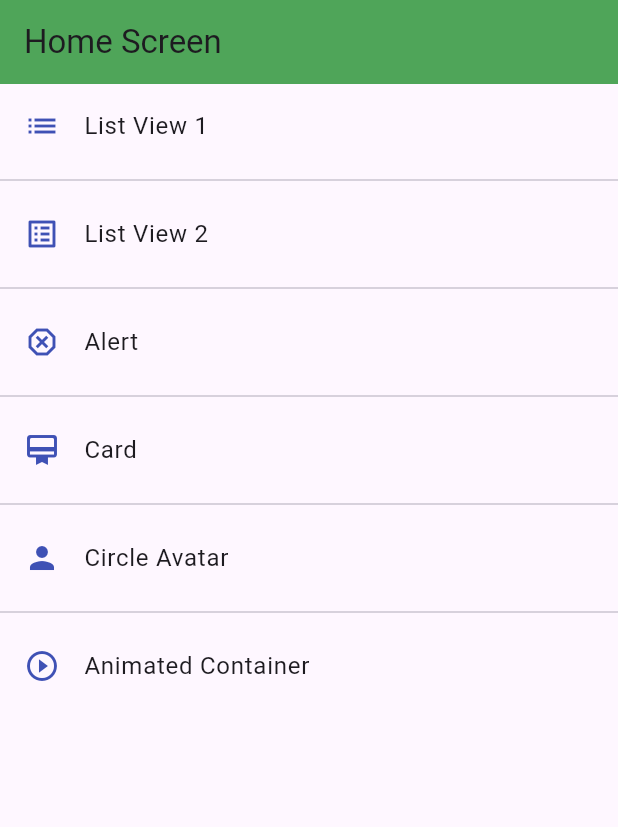
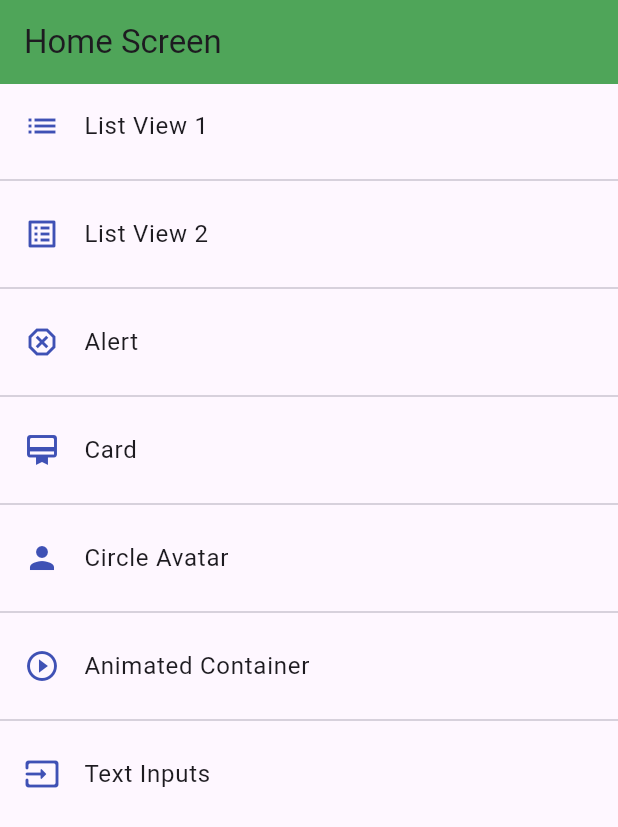
Before and after one commit to luisbenjaminhortalopez/FlutterComponentsApp, a Flutter app: the screen it shows after launch, on a phone screen of 412 x 824 dp. Shown: the top 827 px of the screen. Run offline on Flutter 3.47's test engine with Material 3 defaults, Android fonts, the phone set to English and light mode, and no system bars.

Commit message:
Se crearon los inputs para un formulario asi como un widget separado para optimizar codigo

```diff
--- a/lib/router/app_routes.dart
+++ b/lib/router/app_routes.dart
@@ -38,6 +38,11 @@ class AppRoutes {
         icon: Icons.play_circle_outline,
         name: 'Animated Container',
         screen: const AnimatedScreen()),
+         MenuOption(
+        route: 'inputs',
+        icon: Icons.input_rounded,
+        name: 'Text Inputs',
+        screen: const InputScreen()),
   ];
 
 
--- a/lib/screens/screens.dart
+++ b/lib/screens/screens.dart
@@ -1,7 +1,8 @@
+export 'package:flcomponents/screens/alert_screen.dart';
 export 'package:flcomponents/screens/animated_screen.dart';
 export 'package:flcomponents/screens/avatar_screen.dart';
-export 'package:flcomponents/screens/alert_screen.dart';
 export 'package:flcomponents/screens/card_screen.dart';
+export 'package:flcomponents/screens/home_screen.dart';
+export 'package:flcomponents/screens/inputs_screen.dart';
 export 'package:flcomponents/screens/listview1_screen.dart';
 export 'package:flcomponents/screens/listview2_screen.dart';
-export 'package:flcomponents/screens/home_screen.dart';
--- a/lib/theme/app_theme.dart
+++ b/lib/theme/app_theme.dart
@@ -1,36 +1,48 @@
-
 import 'package:flutter/material.dart';
 
-class AppTheme{
-static const  Color primary = Colors.green;
+class AppTheme {
+  static const Color primary = Colors.green;
 
+  static final ThemeData lightTheme = ThemeData.light().copyWith(
+      primaryColor: Colors.indigo,
+      appBarTheme: const AppBarTheme(color: primary, elevation: 5),
+      textButtonTheme:
+          TextButtonThemeData(style: TextButton.styleFrom(primary: primary)),
+      floatingActionButtonTheme:
+          const FloatingActionButtonThemeData(backgroundColor: primary),
+      elevatedButtonTheme: ElevatedButtonThemeData(
+          style: ElevatedButton.styleFrom(
+              primary: Colors.indigo,
+              shape: const StadiumBorder(),
+              elevation: 0)),
+      inputDecorationTheme: const InputDecorationTheme(
+          floatingLabelStyle: TextStyle(color: primary),
+          enabledBorder: OutlineInputBorder(
+            borderSide: BorderSide(
+              color: primary
+            ),
+            borderRadius: BorderRadius.only(bottomLeft: Radius.circular(10), topRight: Radius.circular(10))
 
-static final ThemeData lightTheme =  ThemeData.light().copyWith(
+          ),
+               focusedBorder: OutlineInputBorder(
+            borderSide: BorderSide(
+              color: primary
+            ),
+            borderRadius: BorderRadius.only(bottomLeft: Radius.circular(10), topRight: Radius.circular(10))
 
-        primaryColor: Colors.indigo,
+          ),
+               border: OutlineInputBorder(
 
-        appBarTheme: const AppBarTheme(color: primary, elevation: 5),
+            borderRadius: BorderRadius.only(bottomLeft: Radius.circular(10), topRight: Radius.circular(10))
 
-        textButtonTheme: TextButtonThemeData(style: TextButton.styleFrom(primary: primary)),
+          ),
+          ));
 
-        floatingActionButtonTheme: const FloatingActionButtonThemeData(
-          backgroundColor: primary
-        ),
+  static final ThemeData darkTheme = ThemeData.dark().copyWith(
+    primaryColor: Colors.indigo,
 
-        elevatedButtonTheme: ElevatedButtonThemeData(
-          style: ElevatedButton.styleFrom(
-            primary: Colors.indigo,
-            shape: const StadiumBorder(),
-            elevation: 0
-          )
-        )
-      );
-      static final ThemeData darkTheme =  ThemeData.dark().copyWith(
+    appBarTheme: const AppBarTheme(color: Colors.indigo, elevation: 2),
 
-        primaryColor: Colors.indigo,
-
-        appBarTheme: const AppBarTheme(color: Colors.indigo, elevation: 2),
-        ///scaffoldBackgroundColor: Colors.grey
-
-      );
+    ///scaffoldBackgroundColor: Colors.grey
+  );
 }
--- a/lib/widgets/widgets.dart
+++ b/lib/widgets/widgets.dart
@@ -1,2 +1,4 @@
+export 'package:flcomponents/widgets/custom_input_field.dart';
+
 export 'package:flcomponents/widgets/Custom_card_type_2.dart';
 export 'package:flcomponents/widgets/Custom_card_type_1.dart';
```
Also changed, not shown: lib/screens/inputs_screen.dart (added, +48 -0 lines), lib/widgets/custom_input_field.dart (added, +51 -0 lines).
